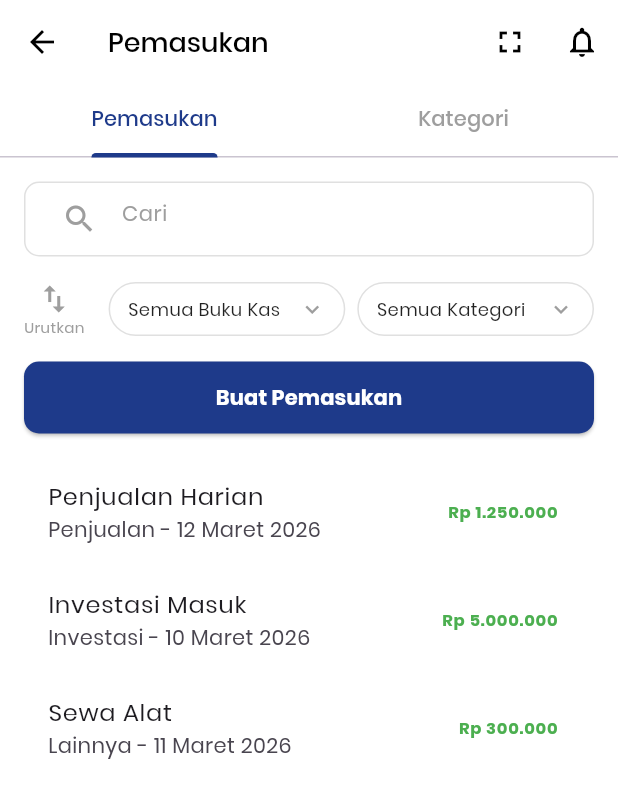
After one commit to ariefprogrammer/mending-front, a Flutter app: the PemasukanIndexPage screen opened directly, on a phone screen of 412 x 824 dp. The commit adds this screen. Shown: the top 798 px of the screen. Run offline on Flutter 3.47's test engine with Material 3 defaults, Android fonts, the phone set to English and light mode, and no system bars; our stand-ins replace fl_chart.

Commit message:
Membuat fitur pemasukan

```diff
--- /dev/null
+++ b/lib/screens/pemasukan/pemasukan_index.dart
@@ -0,0 +1,294 @@
+import 'package:flutter/material.dart';
+import 'pemasukan_create.dart';
+
+class PemasukanIndexPage extends StatefulWidget {
+  const PemasukanIndexPage({super.key});
+
+  @override
+  State<PemasukanIndexPage> createState() => _PemasukanIndexPageState();
+}
+
+class _PemasukanIndexPageState extends State<PemasukanIndexPage> with SingleTickerProviderStateMixin {
+  late TabController _tabController;
+  final TextEditingController _searchController = TextEditingController();
+
+  // Data Dummy Pemasukan
+  final List<Map<String, dynamic>> _allPemasukan = [
+    {"judul": "Penjualan Harian", "tanggal": "12 Maret 2026", "jumlah": "Rp 1.250.000", "kategori": "Penjualan"},
+    {"judul": "Investasi Masuk", "tanggal": "10 Maret 2026", "jumlah": "Rp 5.000.000", "kategori": "Investasi"},
+    {"judul": "Sewa Alat", "tanggal": "11 Maret 2026", "jumlah": "Rp 300.000", "kategori": "Lainnya"},
+  ];
+
+  List<Map<String, dynamic>> _filteredPemasukan = [];
+  bool _isAscending = true;
+  bool _isSorted = false;
+
+  @override
+  void initState() {
+    super.initState();
+    _tabController = TabController(length: 2, vsync: this);
+    _filteredPemasukan = List.from(_allPemasukan);
+    _searchController.addListener(_onSearchChanged);
+
+    // Listener untuk update UI tombol bawah saat pindah tab
+    _tabController.addListener(() {
+      if (!_tabController.indexIsChanging) setState(() {});
+    });
+  }
+
+  void _onSearchChanged() {
+    setState(() {
+      _filteredPemasukan = _allPemasukan
+          .where((item) => item['judul']!
+              .toLowerCase()
+              .contains(_searchController.text.toLowerCase()))
+          .toList();
+      if (_isSorted) _applySort();
+    });
+  }
+
+  void _toggleSort() {
+    setState(() {
+      _isSorted = true;
+      _isAscending = !_isAscending;
+      _applySort();
+    });
+  }
+
+  void _applySort() {
+    _filteredPemasukan.sort((a, b) => _isAscending
+        ? a['judul']!.toLowerCase().compareTo(b['judul']!.toLowerCase())
+        : b['judul']!.toLowerCase().compareTo(a['judul']!.toLowerCase()));
+  }
+
+  @override
+  void dispose() {
+    _tabController.dispose();
+    _searchController.dispose();
+    super.dispose();
+  }
+
+  @override
+  Widget build(BuildContext context) {
+    return Scaffold(
+      backgroundColor: Colors.white,
+      appBar: AppBar(
+        backgroundColor: Colors.white,
+        elevation: 0,
+        leading: IconButton(
+          icon: const Icon(Icons.arrow_back, color: Colors.black),
+          onPressed: () => Navigator.pop(context),
+        ),
+        title: const Text(
+          'Pemasukan',
+          style: TextStyle(color: Colors.black, fontSize: 18, fontWeight: FontWeight.w500),
+        ),
+        actions: [
+          IconButton(onPressed: () {}, icon: const Icon(Icons.fullscreen, color: Colors.black)),
+          IconButton(onPressed: () {}, icon: const Icon(Icons.notifications_none, color: Colors.black)),
+        ],
+        bottom: TabBar(
+          controller: _tabController,
+          labelColor: const Color(0xFF1E3A8A),
+          unselectedLabelColor: Colors.grey,
+          indicatorColor: const Color(0xFF1E3A8A),
+          indicatorWeight: 3,
+          tabs: const [
+            Tab(text: 'Pemasukan'),
+            Tab(text: 'Kategori'),
+          ],
+        ),
+      ),
+      body: TabBarView(
+        controller: _tabController,
+        children: [
+          _buildPemasukanTab(),
+          _buildKategoriTab(),
+        ],
+      ),
+    );
+  }
+
+  Widget _buildPemasukanTab() {
+    return Column(
+      children: [
+        // Search Bar
+        Padding(
+          padding: const EdgeInsets.all(16.0),
+          child: Container(
+            padding: const EdgeInsets.symmetric(horizontal: 12),
+            decoration: BoxDecoration(
+              color: Colors.white,
+              borderRadius: BorderRadius.circular(10),
+              border: Border.all(color: Colors.grey.shade300),
+            ),
+            child: TextField(
+              controller: _searchController,
+              decoration: const InputDecoration(
+                hintText: 'Cari',
+                hintStyle: TextStyle(color: Colors.grey, fontSize: 14),
+                prefixIcon: Icon(Icons.search, color: Colors.grey),
+                border: InputBorder.none,
+              ),
+            ),
+          ),
+        ),
+
+        // Sort & Filter Row
+        Padding(
+          padding: const EdgeInsets.symmetric(horizontal: 16.0),
+          child: Row(
+            children: [
+              InkWell(
+                onTap: _toggleSort,
+                child: Column(
+                  children: [
+                    Icon(
+                      !_isSorted ? Icons.swap_vert : (_isAscending ? Icons.south : Icons.north),
+                      color: !_isSorted ? Colors.grey : const Color(0xFF1E3A8A),
+                      size: 24,
+                    ),
+                    const Text('Urutkan', style: TextStyle(color: Colors.grey, fontSize: 10)),
+                  ],
+                ),
+              ),
+              const SizedBox(width: 16),
+              // Filter Dropdown 1
+              _buildFilterDropdown("Semua Buku Kas"),
+              const SizedBox(width: 8),
+              // Filter Dropdown 2
+              _buildFilterDropdown("Semua Kategori"),
+            ],
+          ),
+        ),
+
+        const SizedBox(height: 16),
+
+        // Tombol Buat Pemasukan
+        Padding(
+          padding: const EdgeInsets.symmetric(horizontal: 16.0),
+          child: SizedBox(
+            width: double.infinity,
+            child: ElevatedButton(
+              onPressed: () {
+                Navigator.push(
+                  context,
+                  MaterialPageRoute(
+                    builder: (context) => const PemasukanCreatePage(), // Mengarah ke halaman create
+                  ),
+                );
+              },
+              style: ElevatedButton.styleFrom(
+                backgroundColor: const Color(0xFF1E3A8A),
+                padding: const EdgeInsets.symmetric(vertical: 14),
+                shape: RoundedRectangleBorder(borderRadius: BorderRadius.circular(10)),
+              ),
+              child: const Text('Buat Pemasukan', style: TextStyle(color: Colors.white, fontWeight: FontWeight.bold)),
+            ),
+          ),
+        ),
+
+        // List Result (Opsional untuk testing search)
+        Expanded(
+          child: ListView.builder(
+            padding: const EdgeInsets.all(16),
+            itemCount: _filteredPemasukan.length,
+            itemBuilder: (context, index) {
+              final item = _filteredPemasukan[index];
+              return ListTile(
+                title: Text(item['judul']),
+                subtitle: Text("${item['kategori']} - ${item['tanggal']}"),
+                trailing: Text(item['jumlah'], style: const TextStyle(fontWeight: FontWeight.bold, color: Colors.green)),
+              );
+            },
+          ),
+        ),
+      ],
+    );
+  }
+
+  Widget _buildFilterDropdown(String text) {
+    return Expanded(
+      child: Container(
+        padding: const EdgeInsets.symmetric(horizontal: 12, vertical: 8),
+        decoration: BoxDecoration(
+          borderRadius: BorderRadius.circular(25),
+          border: Border.all(color: Colors.grey.shade300),
+        ),
+        child: Row(
+          mainAxisAlignment: MainAxisAlignment.spaceBetween,
+          children: [
+            Flexible(child: Text(text, style: const TextStyle(fontSize: 12, color: Colors.black87), overflow: TextOverflow.ellipsis)),
+            const Icon(Icons.keyboard_arrow_down, size: 18, color: Colors.grey),
+          ],
+        ),
+      ),
+    );
+  }
+
+  Widget _buildKategoriTab() {
+    // Data dummy sesuai desain
+    final List<String> kategoriList = [
+      "Penjualan Aset",
+      "Penyewaan Aset",
+      "Penjualan Barang Bekas",
+      "Lain-lain",
+    ];
+
+    return Column(
+      children: [
+        Expanded(
+          child: ListView.builder(
+            padding: const EdgeInsets.all(16),
+            itemCount: kategoriList.length,
+            itemBuilder: (context, index) {
+              return Container(
+                margin: const EdgeInsets.only(bottom: 12),
+                padding: const EdgeInsets.symmetric(horizontal: 16, vertical: 16),
+                decoration: BoxDecoration(
+                  color: Colors.white,
+                  borderRadius: BorderRadius.circular(10),
+                  border: Border.all(color: Colors.grey.shade300),
+                ),
+                child: Text(
+                  kategoriList[index],
+                  style: const TextStyle(
+                    fontSize: 14,
+                    color: Colors.black87,
+                    fontWeight: FontWeight.w400,
+                  ),
+                ),
+              );
+            },
+          ),
+        ),
+        // Tombol Buat Kategori di bagian bawah
+        Padding(
+          padding: const EdgeInsets.all(16.0),
+          child: SizedBox(
+            width: double.infinity,
+            child: ElevatedButton(
+              onPressed: () {
+                // Tambahkan navigasi ke buat kategori jika ada
+              },
+              style: ElevatedButton.styleFrom(
+                backgroundColor: const Color(0xFF1E3A8A), // Biru brand
+                padding: const EdgeInsets.symmetric(vertical: 14),
+                shape: RoundedRectangleBorder(
+                  borderRadius: BorderRadius.circular(10),
+                ),
+              ),
+              child: const Text(
+                'Buat Kategori',
+                style: TextStyle(
+                  color: Colors.white,
+                  fontWeight: FontWeight.bold,
+                ),
+              ),
+            ),
+          ),
+        ),
+      ],
+    );
+  }
+}
--- a/pubspec.yaml
+++ b/pubspec.yaml
@@ -31,6 +31,7 @@ dependencies:
   flutter:
     sdk: flutter
   fl_chart: ^0.66.0
+  intl: ^0.19.0
 
   # The following adds the Cupertino Icons font to your application.
   # Use with the CupertinoIcons class for iOS style icons.
```
Also changed, not shown: lib/screens/dashboard.dart (+9 -1 lines), lib/screens/pemasukan/pemasukan_create.dart (added, +275 -0 lines), pubspec.lock.
